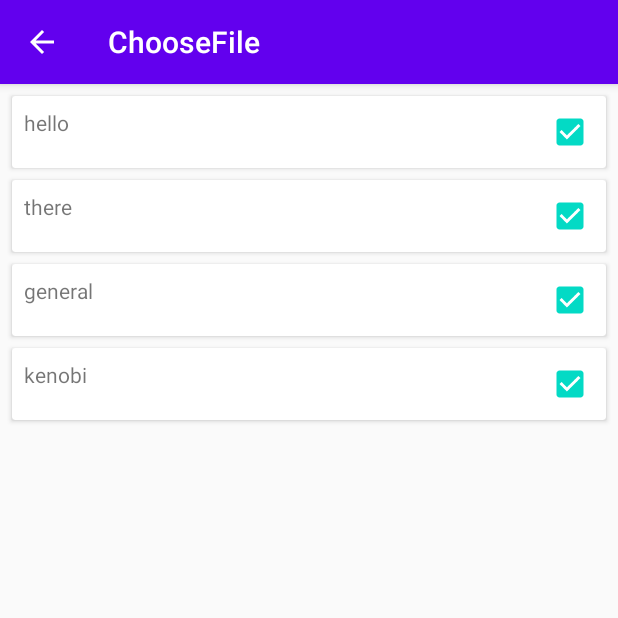
After one commit to georgewang968/Peaches, an Android app: the ChooseFile screen opened directly, with no data from a screen before it, on a phone screen of 412 x 824 dp, the top half of it. The commit adds this screen. Run offline under Robolectric (Android 15) with nearby library versions, the phone set to English and light mode, and no system bars.

Commit message:
Second test commit to check changes on github branch vs local branch.

```diff
--- /dev/null
+++ b/app/src/main/assets/messages/messages2.txt
@@ -0,0 +1,4 @@
+Hello there 2
+This is a new message file 2
+Hopefully this will integrate with the other file 2
+these twos are for testing purposes so I can see which file is being used 2
--- /dev/null
+++ b/app/src/main/java/com/example/peaches/ChooseFile.java
@@ -0,0 +1,160 @@
+package com.example.peaches;
+
+import androidx.appcompat.app.AppCompatActivity;
+import androidx.lifecycle.Observer;
+import androidx.lifecycle.ViewModelProviders;
+import androidx.recyclerview.widget.LinearLayoutManager;
+import androidx.recyclerview.widget.RecyclerView;
+
+import android.content.Context;
+import android.content.SharedPreferences;
+import android.os.Bundle;
+import android.util.Log;
+import android.view.View;
+import android.widget.AdapterView;
+import android.widget.ArrayAdapter;
+import android.widget.CheckBox;
+import android.widget.ListView;
+import android.widget.TextView;
+import android.widget.Toast;
+
+import java.io.File;
+import java.io.IOException;
+import java.io.PrintWriter;
+import java.util.ArrayList;
+import java.util.Arrays;
+import java.util.List;
+
+public class ChooseFile extends AppCompatActivity {
+
+    ListView listView;
+    ArrayList<String> arrayNames;
+    ArrayList<String> selectedItems = new ArrayList<>();
+    //FileListViewModel fileListViewModel;
+
+    @Override
+    protected void onCreate(Bundle savedInstanceState) {
+        super.onCreate(savedInstanceState);
+
+        runFirstTime();
+
+        setContentView(R.layout.activity_choose_file);
+
+        RecyclerView recyclerView = findViewById(R.id.recycler_view_choose_file);
+        recyclerView.setLayoutManager(new LinearLayoutManager(this));
+        recyclerView.setHasFixedSize(true);
+        String[] testData = new String[]{"hello","there","general","kenobi"};
+        final FileListAdapter adapter = new FileListAdapter(testData);
+        recyclerView.setAdapter(adapter);
+        adapter.setOnItemCheckListener(new FileListAdapter.OnItemCheckListener() {
+
+            @Override
+            public void onItemChanged(TextView textView, CheckBox checkBox) {
+                Log.d("debug", "textview check change: " + textView.getText().toString() + " " + (checkBox.isChecked()?"true":"false"));
+            }
+        });
+
+        //fileListViewModel = ViewModelProviders.of(this).get(FileListViewModel.class);
+        /*fileListViewModel.getAllFiles().observe(this, new Observer<List<FileList>>() {
+            @Override
+            public void onChanged(List<FileList> fileLists) {
+                // TODO add on changed behavior
+            }
+        });*/
+
+/*
+        listView = (ListView)findViewById(R.id.list_view);
+        listView.setChoiceMode(ListView.CHOICE_MODE_MULTIPLE);
+        arrayNames = new ArrayList<String>();
+        try {
+            String[] files = getAssets().list("messages");
+            arrayNames = new ArrayList<String>(Arrays.asList(files));
+        } catch (IOException e) {
+            e.printStackTrace();
+        }
+
+        ArrayAdapter arrayAdapter = new ArrayAdapter(this,R.layout.listviewlayout, R.id.checked_list, arrayNames);
+        listView.setAdapter(arrayAdapter);
+
+        listView.setOnItemClickListener(new AdapterView.OnItemClickListener() {
+            @Override
+            public void onItemClick(AdapterView<?> parent, View view, int position, long id) {
+                //Toast.makeText(ChooseFile.this,"item " + position + " " + arrayNames.get(position), Toast.LENGTH_SHORT).show();
+                String selectedItem = arrayNames.get(position);
+                if (selectedItems.contains(selectedItem))
+                    selectedItems.remove(selectedItem);
+                else
+                    selectedItems.add(selectedItem);
+            }
+        });
+
+ */
+
+
+        /*
+        // gets all files from assets
+        String[] f = new String[0];
+        try {
+            f = getAssets().list("");
+            for(String f1 : f){
+                Log.v("names",f1);
+            }
+        } catch (IOException e) {
+            e.printStackTrace();
+            Log.d("test", "failed to get files");
+        }
+         */
+    }
+
+    public void showSelectedItems(View view){
+        String items = "";
+        for (String item : selectedItems){
+            items += "-" + item + "\n";
+        }
+        Toast.makeText(ChooseFile.this, "You have selected \n" + items, Toast.LENGTH_LONG).show();
+        if (!items.equals(""))
+            MessageManager.setDefaultArrayLists(selectedItems, getApplicationContext());
+    }
+
+    public void runFirstTime(){
+        SharedPreferences settings = getSharedPreferences("MyPrefsFile", 0);
+
+        if (settings.getBoolean("my_first_time", true)) {
+            Log.d("debug", "first time");
+
+            prepopulateFiles();
+
+            settings.edit().putBoolean("my_first_time", false).apply();
+        }
+    }
+
+    public void prepopulateFiles(){
+        String[] fileText1 = new String[] {"hello there"
+                , "this is a message"
+                , "there should be a couple to test the messaging system"
+                , "only a couple more till this is done"
+                , "hopefully third time's the charm"
+                , "message a is this", "goodbye"};
+        String[] fileText2 = new String[] {"this is the second file (2)"
+                , "the two is there to indicate its the second file (2)"
+                , "there will not be very many messages (2)"
+                , "this should be fine (2)"};
+        File file1 = new File(getApplicationContext().getFilesDir(), "file1.txt");
+        File file2 = new File(getApplicationContext().getFilesDir(), "file2.txt");
+        try {
+            PrintWriter writer1 = new PrintWriter(file1, "UTF-8");
+            for (int i = 0; i < fileText1.length; i++) {
+                writer1.write(fileText1[i]);
+            }
+            writer1.close();
+            PrintWriter writer2 = new PrintWriter(file2, "UTF-8");
+            for (int i = 0; i < fileText2.length; i++) {
+                writer2.write(fileText2[i]);
+            }
+            writer2.close();
+        }
+        catch (Exception e) {
+            Log.d("debug", "error pre-populating files");
+        }
+    }
+}
--- /dev/null
+++ b/app/src/main/java/com/example/peaches/FileListAdapter.java
@@ -0,0 +1,92 @@
+package com.example.peaches;
+
+import android.util.Log;
+import android.view.LayoutInflater;
+import android.view.View;
+import android.view.ViewGroup;
+import android.widget.CheckBox;
+import android.widget.CompoundButton;
+import android.widget.TextView;
+
+import androidx.recyclerview.widget.RecyclerView;
+
+public class FileListAdapter extends RecyclerView.Adapter<FileListAdapter.ViewHolder> {
+
+    private OnItemCheckListener checkListener;
+
+    private String[] files;
+
+    /**
+     * Provide a reference to the type of views that you are using
+     * (custom ViewHolder).
+     */
+    public class ViewHolder extends RecyclerView.ViewHolder {
+        private final TextView textView;
+        private CheckBox checkBox;
+
+        public ViewHolder(View view) {
+            super(view);
+            // Define click listener for the ViewHolder's View
+
+            textView = (TextView) view.findViewById(R.id.text_view_filename);
+            checkBox = view.findViewById(R.id.checkbox_select);
+
+            checkBox.setOnCheckedChangeListener(new CompoundButton.OnCheckedChangeListener() {
+                @Override
+                public void onCheckedChanged(CompoundButton buttonView, boolean isChecked) {
+                    int position = getAdapterPosition();
+                    Log.d("debug", "checkbox ran: " + position);
+                    checkListener.onItemChanged(textView, checkBox);
+                }
+            });
+        }
+
+        public TextView getTextView() { return textView; }
+        public CheckBox getCheckBox() { return checkBox; }
+    }
+
+    interface OnItemCheckListener {
+        void onItemChanged(TextView textView, CheckBox checkBox);
+    }
+
+    public void setOnItemCheckListener(OnItemCheckListener checkListener) {
+        this.checkListener = checkListener;
+    }
+
+    /**
+     * Initialize the dataset of the Adapter.
+     *
+     * @param dataSet String[] containing the data to populate views to be used
+     * by RecyclerView.
+     */
+    public FileListAdapter(String[] dataSet) {
+        files = dataSet;
+    }
+
+    // Create new views (invoked by the layout manager)
+    @Override
+    public ViewHolder onCreateViewHolder(ViewGroup viewGroup, int viewType) {
+        // Create a new view, which defines the UI of the list item
+        View view = LayoutInflater.from(viewGroup.getContext())
+                .inflate(R.layout.list_item, viewGroup, false);
+
+        return new ViewHolder(view);
+    }
+
+    // Replace the contents of a view (invoked by the layout manager)
+    @Override
+    public void onBindViewHolder(ViewHolder viewHolder, final int position) {
+
+        // Get element from your dataset at this position and replace the
+        // contents of the view with that element
+        viewHolder.getTextView().setText(files[position]);
+    }
+
+    // Return the size of your dataset (invoked by the layout manager)
+    @Override
+    public int getItemCount() {
+        return files.length;
+    }
+
+    public String getItemAt(int position) { return files[position]; }
+}
--- /dev/null
+++ b/app/src/main/res/layout/activity_choose_file.xml
@@ -0,0 +1,41 @@
+<?xml version="1.0" encoding="utf-8"?>
+<androidx.constraintlayout.widget.ConstraintLayout xmlns:android="http://schemas.android.com/apk/res/android"
+    xmlns:app="http://schemas.android.com/apk/res-auto"
+    xmlns:tools="http://schemas.android.com/tools"
+    android:layout_width="match_parent"
+    android:layout_height="match_parent"
+    tools:context=".ChooseFile">
+
+    <androidx.recyclerview.widget.RecyclerView
+        android:id="@+id/recycler_view_choose_file"
+        android:layout_width="match_parent"
+        android:layout_height="match_parent" />
+
+
+
+<!--
+    <ListView
+        android:id="@+id/list_view"
+        android:layout_width="match_parent"
+        android:layout_height="match_parent"
+        android:layout_alignParentStart="true"
+        android:layout_alignParentLeft="true"
+        android:layout_alignParentTop="true"
+        android:layout_marginBottom="128dp"
+        app:layout_constraintBottom_toBottomOf="parent"
+        app:layout_constraintEnd_toEndOf="parent"
+        app:layout_constraintHorizontal_bias="0.0"
+        app:layout_constraintStart_toStartOf="parent"
+        app:layout_constraintTop_toTopOf="parent"
+        app:layout_constraintVertical_bias="0.0" />
+
+    <Button
+        android:id="@+id/list_view_button"
+        android:layout_width="match_parent"
+        android:layout_height="wrap_content"
+        android:onClick="showSelectedItems"
+        android:text="set selected items"
+        app:layout_constraintBottom_toBottomOf="parent"/>
+-->
+
+</androidx.constraintlayout.widget.ConstraintLayout>
--- /dev/null
+++ b/app/src/main/res/layout/list_item.xml
@@ -0,0 +1,35 @@
+<?xml version="1.0" encoding="utf-8"?>
+<androidx.cardview.widget.CardView xmlns:android="http://schemas.android.com/apk/res/android"
+    android:layout_width="match_parent"
+    android:layout_height="wrap_content"
+    android:layout_marginEnd="8dp"
+    android:layout_marginStart="8dp"
+    android:layout_marginTop="8dp">
+
+    <RelativeLayout
+        android:layout_width="wrap_content"
+        android:layout_height="wrap_content"
+        android:padding="8dp">
+
+        <TextView
+            android:id="@+id/text_view_filename"
+            android:layout_width="wrap_content"
+            android:layout_height="wrap_content"
+            android:text="Filename"
+            android:textAppearance="@style/TextAppearance.AppCompat.Small"
+            android:maxLines="1"
+            android:ellipsize="end" />
+
+        <CheckBox
+            android:id="@+id/checkbox_select"
+            android:layout_width="wrap_content"
+            android:layout_height="wrap_content"
+            android:checked="true"
+            android:layout_alignParentEnd="true"
+            android:layout_alignParentRight="true"
+            android:layout_centerVertical="true"
+            android:layout_centerHorizontal="true" />
+
+    </RelativeLayout>
+
+</androidx.cardview.widget.CardView>
```
Also changed, not shown: app/build.gradle (+19 -4 lines), app/src/main/AndroidManifest.xml (+17 -2 lines), app/src/main/java/com/example/peaches/App.java (added, +34 -0 lines), app/src/main/java/com/example/peaches/MainActivity.java (+50 -7 lines), app/src/main/java/com/example/peaches/MessageManager.java (+150 -2 lines), app/src/main/java/com/example/peaches/SendNotification.java (+1 -16 lines), app/src/main/res/anim/left_slide_out.xml (added, +11 -0 lines), app/src/main/res/anim/right_slide_in.xml (added, +10 -0 lines), app/src/main/res/layout/activity_main.xml (+11 -0 lines), app/src/main/res/layout/listviewlayout.xml (added, +8 -0 lines), app/src/main/assets/messages/messages.txt (renamed from app/src/main/assets/messages.txt).
